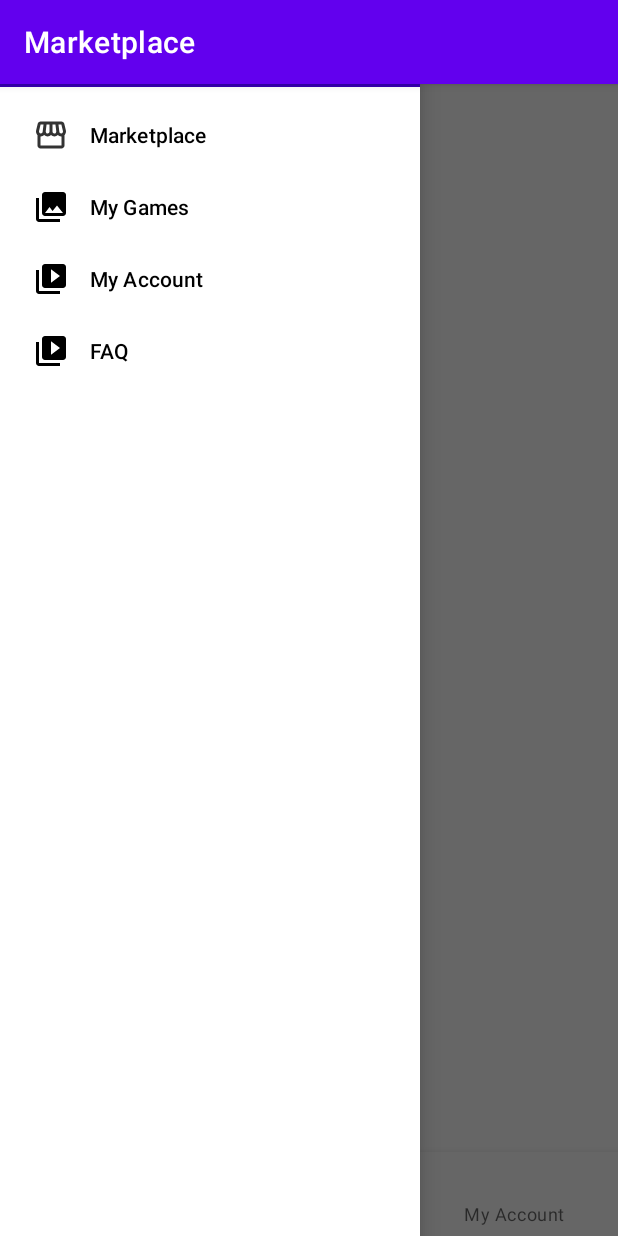
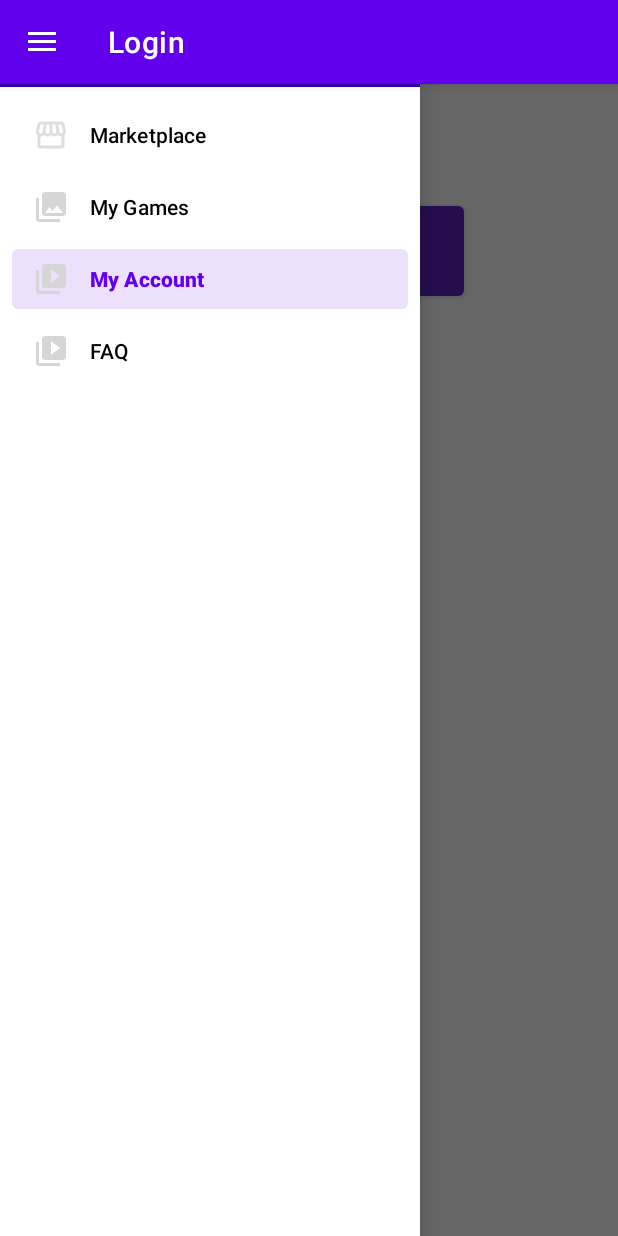
Before and after one commit to David-Tawil/Kufsa, an Android app: the screen it shows after launch (MainActivity), in the side drawer, after a tap on "FAQ", on a phone screen of 412 x 824 dp. Run offline under Robolectric (Android 15) with nearby library versions, the phone set to English and light mode, and no system bars; our stand-ins replace Firebase (no records; nobody signed in at launch, a user with empty details on screens opened directly), navigation-ui.

Commit message:
fix code with drawer and delete button navigation

```diff
--- a/app/src/main/AndroidManifest.xml
+++ b/app/src/main/AndroidManifest.xml
@@ -13,10 +13,6 @@
         android:roundIcon="@mipmap/ic_launcher_round"
         android:supportsRtl="true"
         android:theme="@style/Theme.Kufsa">
-        <activity
-            android:name=".DrawerActivity"
-            android:label="@string/title_activity_drawer"
-            android:theme="@style/Theme.Kufsa.NoActionBar"></activity>
         <activity android:name=".MainActivity">
             <intent-filter>
                 <action android:name="android.intent.action.MAIN" />
--- a/app/src/main/java/com/example/kufsa/MainActivity.java
+++ b/app/src/main/java/com/example/kufsa/MainActivity.java
@@ -3,12 +3,13 @@ package com.example.kufsa;
 import android.os.Bundle;
 
 import androidx.appcompat.app.AppCompatActivity;
+import androidx.drawerlayout.widget.DrawerLayout;
 import androidx.navigation.NavController;
 import androidx.navigation.Navigation;
 import androidx.navigation.ui.AppBarConfiguration;
 import androidx.navigation.ui.NavigationUI;
 
-import com.google.android.material.bottomnavigation.BottomNavigationView;
+import com.google.android.material.navigation.NavigationView;
 
 import static androidx.navigation.ui.NavigationUI.setupActionBarWithNavController;
 
@@ -21,20 +22,26 @@ public class  MainActivity extends AppCompatActivity {
     @Override
     protected void onCreate(Bundle savedInstanceState) {
         super.onCreate(savedInstanceState);
-        setContentView(R.layout.nav_activity_main);
+        setContentView(R.layout.activity_main);
 
 
-        BottomNavigationView bottomNavView = findViewById(R.id.bottom_nav_view);
+        //BottomNavigationView bottomNavView = findViewById(R.id.bottom_nav_view);
         navController = Navigation.findNavController(this, R.id.nav_host_fragment);
+        DrawerLayout drawer = findViewById(R.id.drawer_layout);
         // Passing each menu ID as a set of Ids because each
         // menu should be considered as top level destinations.;
-        appBarConfiguration = new AppBarConfiguration.Builder(R.id.marketplace_fragment, R.id.my_games_fragment, R.id.my_account_fragment, R.id.signedInAccountFragment).build();
+        appBarConfiguration = new AppBarConfiguration.Builder(R.id.marketplace_fragment, R.id.my_games_fragment, R.id.my_account_fragment, R.id.signedInAccountFragment)
+                .setDrawerLayout(drawer)
+                .build();
+        NavigationView navView = findViewById(R.id.nav_view);
+
         setupActionBarWithNavController(this, navController, appBarConfiguration);
-        NavigationUI.setupWithNavController(bottomNavView, navController);
+        NavigationUI.setupWithNavController(navView, navController);
+
     }
 
     @Override
     public boolean onSupportNavigateUp() {
-        return NavigationUI.navigateUp(navController, appBarConfiguration);
+        return NavigationUI.navigateUp(navController, appBarConfiguration) || super.onSupportNavigateUp();
     }
 }
--- a/app/src/main/res/layout/activity_main.xml
+++ b/app/src/main/res/layout/activity_main.xml
@@ -1,13 +1,33 @@
 <?xml version="1.0" encoding="utf-8"?>
-<androidx.constraintlayout.widget.ConstraintLayout xmlns:android="http://schemas.android.com/apk/res/android"
+<androidx.drawerlayout.widget.DrawerLayout xmlns:android="http://schemas.android.com/apk/res/android"
     xmlns:app="http://schemas.android.com/apk/res-auto"
     xmlns:tools="http://schemas.android.com/tools"
+    android:id="@+id/drawer_layout"
+    android:layout_width="match_parent"
+    android:layout_height="match_parent"
+    android:fitsSystemWindows="true"
+    tools:openDrawer="start">
+
+    <androidx.constraintlayout.widget.ConstraintLayout
         android:id="@+id/main_activity"
         android:layout_width="match_parent"
         android:layout_height="match_parent"
         tools:context=".MainActivity">
 
+        <fragment
+            android:id="@+id/nav_host_fragment"
+            android:name="androidx.navigation.fragment.NavHostFragment"
+            android:layout_width="0dp"
+            android:layout_height="0dp"
+            app:defaultNavHost="true"
+            app:layout_constraintBottom_toBottomOf="parent"
+            app:layout_constraintLeft_toLeftOf="parent"
+            app:layout_constraintRight_toRightOf="parent"
+            app:layout_constraintTop_toTopOf="parent"
+            app:navGraph="@navigation/nav_graph"
+            tools:ignore="FragmentTagUsage" />
 
+        <!--
         <com.google.android.material.bottomnavigation.BottomNavigationView
             android:id="@+id/bottom_nav_view"
             android:layout_width="0dp"
@@ -18,9 +38,9 @@
             app:layout_constraintBottom_toBottomOf="parent"
             app:layout_constraintLeft_toLeftOf="parent"
             app:layout_constraintRight_toRightOf="parent"
-        app:menu="@menu/bottom_nav_menu" />
+            app:menu="@menu/bottom_nav_menu" />-->
 
-    <fragment
+        <!--   <fragment
                android:id="@+id/nav_host_fragment"
                android:name="androidx.navigation.fragment.NavHostFragment"
                android:layout_width="0dp"
@@ -31,5 +51,17 @@
                app:layout_constraintBottom_toTopOf="@id/bottom_nav_view"
                app:defaultNavHost="true"
                app:navGraph="@navigation/nav_graph"
-        tools:ignore="FragmentTagUsage" />
+               tools:ignore="FragmentTagUsage" />-->
     </androidx.constraintlayout.widget.ConstraintLayout>
+
+    <com.google.android.material.navigation.NavigationView
+        android:id="@+id/nav_view"
+        android:layout_width="wrap_content"
+        android:layout_height="match_parent"
+        android:layout_gravity="start"
+        android:layout_marginTop="50dp"
+        android:fitsSystemWindows="true"
+        app:headerLayout="@layout/nav_header_main"
+        app:itemIconTint="@color/colorPrimary"
+        app:menu="@menu/activity_main_drawer" />
+</androidx.drawerlayout.widget.DrawerLayout>
--- a/app/src/main/res/layout/nav_activity_main.xml
+++ /dev/null
@@ -1,25 +0,0 @@
-<?xml version="1.0" encoding="utf-8"?>
-<androidx.drawerlayout.widget.DrawerLayout xmlns:android="http://schemas.android.com/apk/res/android"
-    xmlns:app="http://schemas.android.com/apk/res-auto"
-    xmlns:tools="http://schemas.android.com/tools"
-    android:id="@+id/nav_activity_layout"
-    android:layout_width="match_parent"
-    android:layout_height="match_parent"
-    android:fitsSystemWindows="true"
-    tools:openDrawer="start">
-
-    <include
-        layout="@layout/activity_main"
-        android:layout_width="match_parent"
-        android:layout_height="match_parent" />
-
-    <com.google.android.material.navigation.NavigationView
-        android:id="@+id/nav_view"
-        android:layout_width="wrap_content"
-        android:layout_height="match_parent"
-        android:layout_gravity="start"
-        android:layout_marginTop="50dp"
-        android:fitsSystemWindows="true"
-        app:headerLayout="@layout/nav_header_main"
-        app:menu="@menu/activity_main_drawer" />
-</androidx.drawerlayout.widget.DrawerLayout>
--- a/app/src/main/res/layout/nav_header_main.xml
+++ b/app/src/main/res/layout/nav_header_main.xml
@@ -26,10 +26,10 @@
         android:paddingTop="@dimen/nav_header_vertical_spacing"
         android:text="@string/app_name"
         android:textAppearance="@style/TextAppearance.AppCompat.Body1" />
-
+<!--
     <TextView
         android:id="@+id/textView"
         android:layout_width="wrap_content"
         android:layout_height="wrap_content"
-        android:text="@string/nav_header_subtitle" />
+        android:text="@string/nav_header_subtitle" />-->
 </LinearLayout>
```
Also changed, not shown: app/src/main/java/com/example/kufsa/DrawerActivity.java (deleted, +0 -55 lines), app/src/main/res/layout/app_bar_main.xml (deleted, +0 -34 lines), app/src/main/res/layout/content_main.xml (deleted, +0 -20 lines), app/src/main/res/menu/drawer.xml (deleted, +0 -9 lines), app/src/main/res/navigation/mobile_navigation.xml (deleted, +0 -19 lines). Lines whose indentation alone changed are shown as unchanged.
